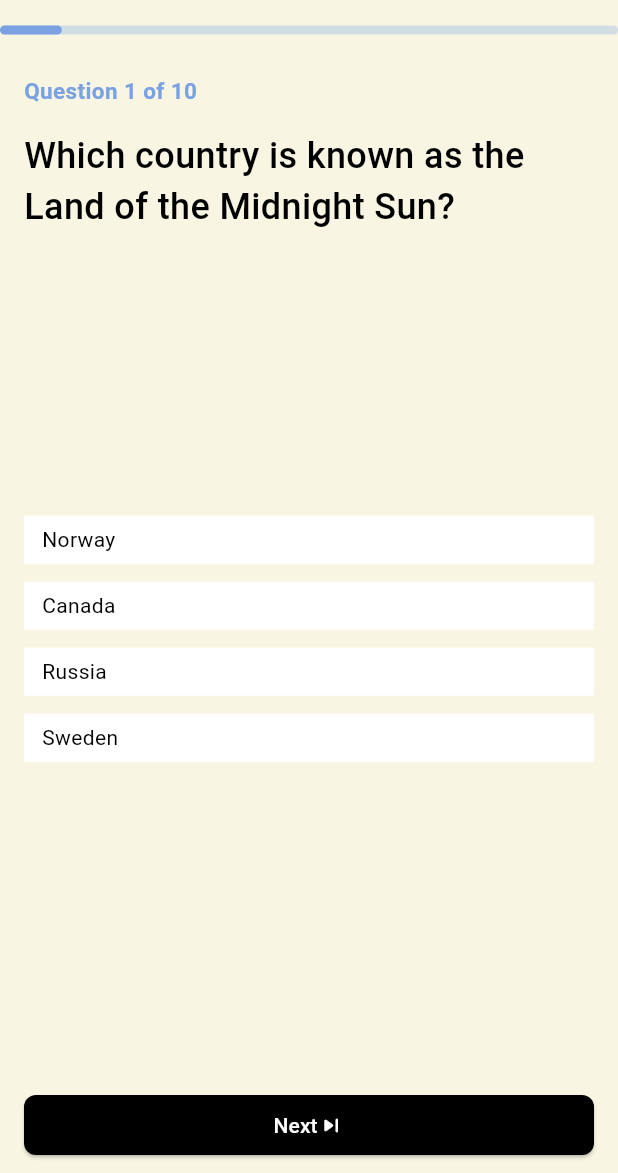
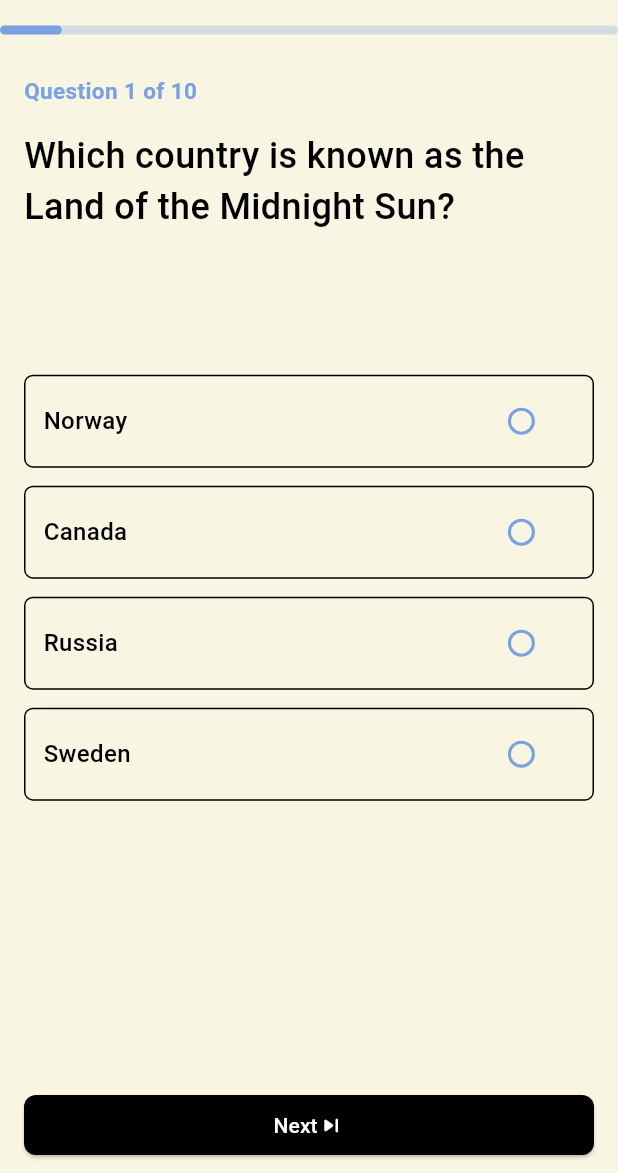
Before and after one commit to mussie-alemayehu/OIBSIP, a Flutter app: the QuizScreen screen opened by its route, on a phone screen of 412 x 824 dp, the part 63-1236 px from its top. Run offline on Flutter 3.47's test engine with Material 3 defaults, Android fonts, the phone set to English and light mode, and no system bars.

Commit message:
enable choosing answers, store results and force choosing answers

```diff
--- a/quiz/lib/screens/quiz_screen.dart
+++ b/quiz/lib/screens/quiz_screen.dart
@@ -2,7 +2,7 @@ import 'package:flutter/material.dart';
 
 import '../data.dart' as data;
 import '../widgets/progress_bar.dart';
-import '../widgets/choice_viewer.dart';
+import '../widgets/choice_item.dart';
 
 class QuizScreen extends StatefulWidget {
   static const routeName = '/quiz';
@@ -22,7 +22,11 @@ class _QuizScreenState extends State<QuizScreen> {
   // create variables to hold current question index and selected answer if
   // there is any
   int currentQuiz = 0;
-  int? selectedAnswer;
+  List<String?> selectedAnswers = List.generate(
+    10,
+    (index) => null,
+    growable: false,
+  );
 
   // a variable to store the width of the screen
   late final double _screenWidth;
@@ -75,7 +79,6 @@ class _QuizScreenState extends State<QuizScreen> {
             ),
             Expanded(
               // will be used to display the question
-              flex: 2,
               child: Text(
                 quiz[currentQuiz]['question'] as String,
                 style: const TextStyle(
@@ -87,8 +90,24 @@ class _QuizScreenState extends State<QuizScreen> {
             Expanded(
               // will be used to display choices
               flex: 3,
-              child: ChoiceViewer(quiz[currentQuiz]['options'] as List<String>,
-                  quiz[currentQuiz]['answer'] as String),
+              child: Column(
+                mainAxisSize: MainAxisSize.min,
+                children: (quiz[currentQuiz]['options'] as List)
+                    .map(
+                      (option) => InkWell(
+                        child: ChoiceItem(
+                          option: option,
+                          selected: selectedAnswers[currentQuiz],
+                        ),
+                        onTap: () {
+                          setState(() => selectedAnswers[currentQuiz] = option);
+                        },
+                      ),
+                    )
+                    .toList(),
+              ),
+              // ChoiceViewer(quiz[currentQuiz]['options'] as List<String>,
+              //     quiz[currentQuiz]['answer'] as String),
             ),
             Padding(
               padding: const EdgeInsets.only(top: 12),
@@ -100,17 +119,26 @@ class _QuizScreenState extends State<QuizScreen> {
                     borderRadius: BorderRadius.circular(8),
                   ),
                 ),
-                child: const Row(
+                child: Row(
                   mainAxisAlignment: MainAxisAlignment.center,
                   children: [
-                    Text('Next'),
-                    Icon(Icons.skip_next_rounded),
+                    if (currentQuiz < quiz.length - 1) const Text('Next'),
+                    if (currentQuiz < quiz.length - 1)
+                      const Icon(Icons.skip_next_rounded),
+                    if (currentQuiz == quiz.length - 1)
+                      const Text('Show results')
                   ],
                 ),
                 onPressed: () {
-                  setState(() {
-                    if (currentQuiz < quiz.length - 1) currentQuiz++;
-                  });
+                  if (selectedAnswers[currentQuiz] != null) {
+                    if (currentQuiz < quiz.length - 1) {
+                      setState(() => currentQuiz++);
+                    } else {
+                      // show the results....
+                    }
+                  } else {
+                    showAnswerNotSelectedError();
+                  }
                 },
               ),
             ),
@@ -119,4 +147,17 @@ class _QuizScreenState extends State<QuizScreen> {
       ),
     );
   }
+
+  // will be invoked when the user tries to proceed without choosing an answer
+  void showAnswerNotSelectedError() {
+    ScaffoldMessenger.of(context).showSnackBar(
+      SnackBar(
+        content: const Center(
+          child: Text('Choose an answer first.'),
+        ),
+        backgroundColor: Theme.of(context).colorScheme.onPrimary,
+        duration: const Duration(seconds: 1),
+      ),
+    );
+  }
 }
--- a/quiz/lib/widgets/choice_item.dart
+++ b/quiz/lib/widgets/choice_item.dart
@@ -2,17 +2,43 @@ import 'package:flutter/material.dart';
 
 class ChoiceItem extends StatelessWidget {
   final String option;
-  const ChoiceItem(this.option, {super.key});
+  final String? selected;
+
+  const ChoiceItem({
+    super.key,
+    required this.option,
+    required this.selected,
+  });
 
   @override
   Widget build(BuildContext context) {
     return Container(
-      width: double.infinity,
-      // height: 20,
-      color: Colors.white,
       padding: const EdgeInsets.symmetric(horizontal: 12, vertical: 6),
       margin: const EdgeInsets.symmetric(vertical: 6),
-      child: Text(option),
+      decoration: BoxDecoration(
+        border: Border.all(width: 1),
+        borderRadius: BorderRadius.circular(6),
+      ),
+      child: Row(
+        children: [
+          Expanded(
+            flex: 4,
+            child: Text(
+              option,
+              style: const TextStyle(fontSize: 16, fontWeight: FontWeight.w500),
+            ),
+          ),
+          Expanded(
+            child: Radio(
+              groupValue: selected,
+              value: option,
+              onChanged: (_) {},
+              fillColor: MaterialStatePropertyAll(
+                  Theme.of(context).colorScheme.onPrimary),
+            ),
+          ),
+        ],
+      ),
     );
   }
 }
--- a/quiz/lib/widgets/choice_viewer.dart
+++ /dev/null
@@ -1,28 +0,0 @@
-import 'package:flutter/material.dart';
-
-import './choice_item.dart';
-
-class ChoiceViewer extends StatefulWidget {
-  final List<String> options;
-  final String answer;
-
-  const ChoiceViewer(this.options, this.answer, {super.key});
-
-  @override
-  State<ChoiceViewer> createState() => _ChoiceViewerState();
-}
-
-class _ChoiceViewerState extends State<ChoiceViewer> {
-  @override
-  Widget build(BuildContext context) {
-    return Column(
-      mainAxisSize: MainAxisSize.min,
-      children: [
-        ChoiceItem(widget.options[0]),
-        ChoiceItem(widget.options[1]),
-        ChoiceItem(widget.options[2]),
-        ChoiceItem(widget.options[3]),
-      ],
-    );
-  }
-}
```
